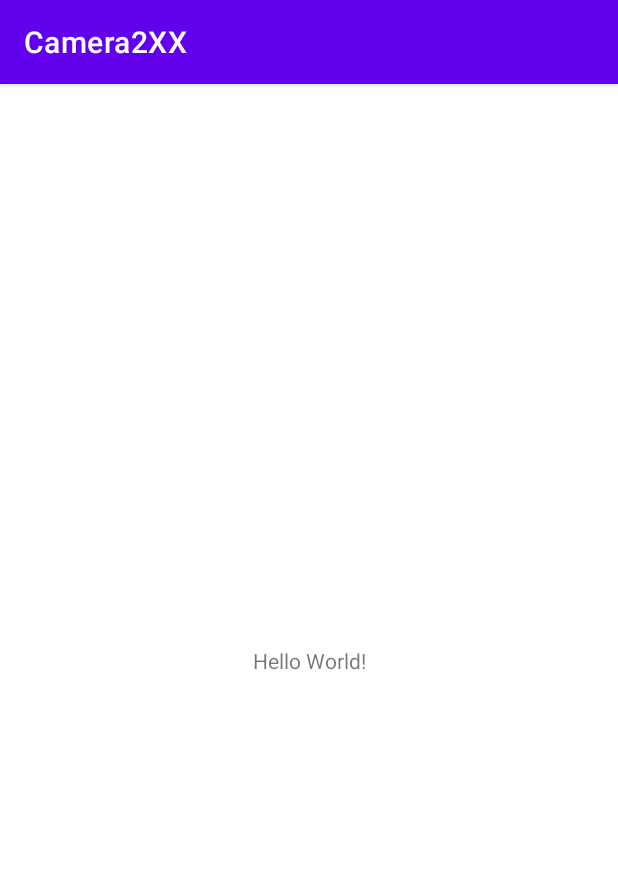
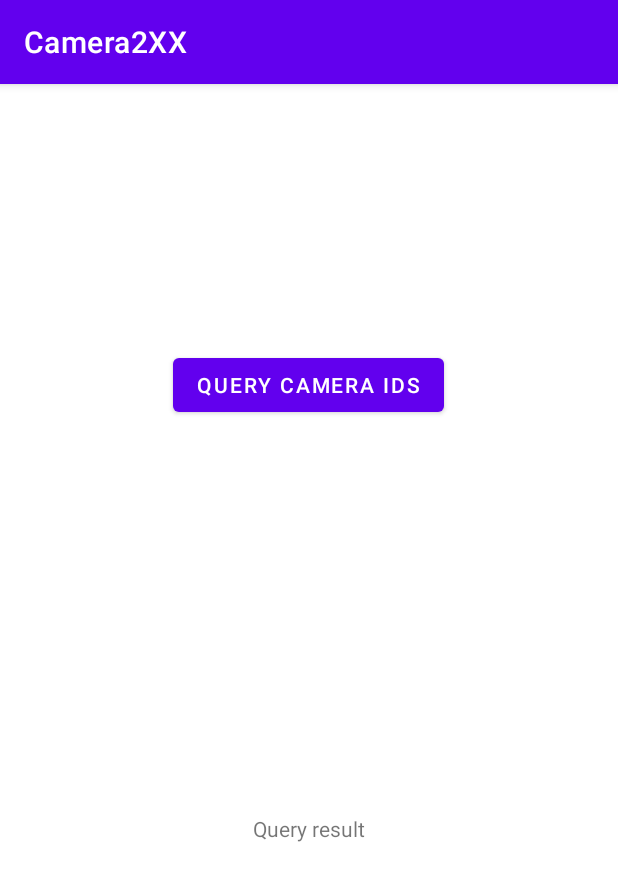
Before and after one commit to kegarlv/Camera2XX, an Android app: the screen it shows after launch (MainActivity), on a phone screen of 412 x 824 dp. Shown: the top 881 px of the screen. Run offline under Robolectric (Android 15) with nearby library versions, the phone set to English and light mode, and no system bars; 2 statements that could not run were skipped.

Commit message:
Create client application

```diff
--- a/app/src/main/java/com/kegarlv/camera2xx/activities/MainActivity.java
+++ b/app/src/main/java/com/kegarlv/camera2xx/activities/MainActivity.java
@@ -2,15 +2,87 @@ package com.kegarlv.camera2xx.activities;
 
 import androidx.appcompat.app.AppCompatActivity;
 
+import android.content.ComponentName;
+import android.content.Intent;
+import android.content.ServiceConnection;
 import android.os.Bundle;
+import android.os.IBinder;
+import android.os.RemoteException;
+import android.util.Log;
+import android.widget.TextView;
+import android.widget.Toast;
 
+import com.kegarlv.camera2xx.ICamera2Api;
+import com.kegarlv.camera2xx.IGetCameraIdListCallback;
 import com.kegarlv.camera2xx.R;
+import com.kegarlv.camera2xx.services.Camera2Service;
+
+import java.util.Arrays;
+import java.util.stream.Collectors;
 
 public class MainActivity extends AppCompatActivity {
+    private static final String TAG = "MainActivity";
+
+    private ICamera2Api mCameraService = null;
+    private TextView mTextView = null;
+    private final IGetCameraIdListCallback mCameraListReady = new IGetCameraIdListCallback.Stub() {
+        @Override
+        public void cameraIdListReady(String[] ids) throws RemoteException {
+            Log.d(TAG, String.format("cameraIdListReady: got %1d cameras", ids.length));
+
+            runOnUiThread(new Runnable() {
+                @Override
+                public void run() {
+                    Toast.makeText(getApplicationContext(), String.format("Found %1d cameras", ids.length), Toast.LENGTH_SHORT).show();
+                    mTextView.setText(String.join(",", ids));
+                }
+            });
+        }
+    };
+
+    private final ServiceConnection mServiceConnection = new ServiceConnection() {
+        @Override
+        public void onServiceConnected(ComponentName componentName, IBinder iBinder) {
+            Log.d(TAG, "onServiceConnected: ");
+            mCameraService = ICamera2Api.Stub.asInterface(iBinder);
+        }
+
+        @Override
+        public void onServiceDisconnected(ComponentName componentName) {
+            Log.d(TAG, "onServiceDisconnected: ");
+            mCameraService = null;
+        }
+    };
+
+
 
     @Override
     protected void onCreate(Bundle savedInstanceState) {
         super.onCreate(savedInstanceState);
         setContentView(R.layout.activity_main);
+
+        //auto-create & bind service
+        Intent intent = new Intent(MainActivity.this, Camera2Service.class);
+        intent.setAction(ICamera2Api.class.getName());
+        bindService(intent, mServiceConnection, BIND_AUTO_CREATE);
+
+
+        // setup onClickListener for querying service
+        findViewById(R.id.getCameraIdsBtn).setOnClickListener(view -> {
+            mTextView.setText("");
+            if(mCameraService == null) {
+                Log.e(TAG, "getCameraIdsBtn: Service is not available right now!");
+                return;
+            }
+
+            try {
+                mCameraService.getCameraIdList(mCameraListReady);
+            } catch (RemoteException e) {
+                e.printStackTrace();
+                Log.e(TAG, "getCameraIdsBtn: Call to service failed!");
+            }
+        });
+
+        mTextView = findViewById(R.id.textView);
     }
 }
--- a/app/src/main/res/layout/activity_main.xml
+++ b/app/src/main/res/layout/activity_main.xml
@@ -6,13 +6,25 @@
     android:layout_height="match_parent"
     tools:context=".activities.MainActivity">
 
-    <TextView
+    <Button
+        android:id="@+id/getCameraIdsBtn"
         android:layout_width="wrap_content"
         android:layout_height="wrap_content"
-        android:text="Hello World!"
+        android:text="Query Camera Ids"
         app:layout_constraintBottom_toBottomOf="parent"
-        app:layout_constraintLeft_toLeftOf="parent"
-        app:layout_constraintRight_toRightOf="parent"
-        app:layout_constraintTop_toTopOf="parent" />
+        app:layout_constraintEnd_toEndOf="parent"
+        app:layout_constraintHorizontal_bias="0.498"
+        app:layout_constraintStart_toStartOf="parent"
+        app:layout_constraintTop_toTopOf="parent"
+        app:layout_constraintVertical_bias="0.245" />
 
+    <TextView
+        android:id="@+id/textView"
+        android:layout_width="wrap_content"
+        android:layout_height="wrap_content"
+        android:text="Query result"
+        app:layout_constraintBottom_toBottomOf="parent"
+        app:layout_constraintEnd_toEndOf="parent"
+        app:layout_constraintStart_toStartOf="parent"
+        app:layout_constraintTop_toBottomOf="@+id/getCameraIdsBtn" />
 </androidx.constraintlayout.widget.ConstraintLayout>
```
